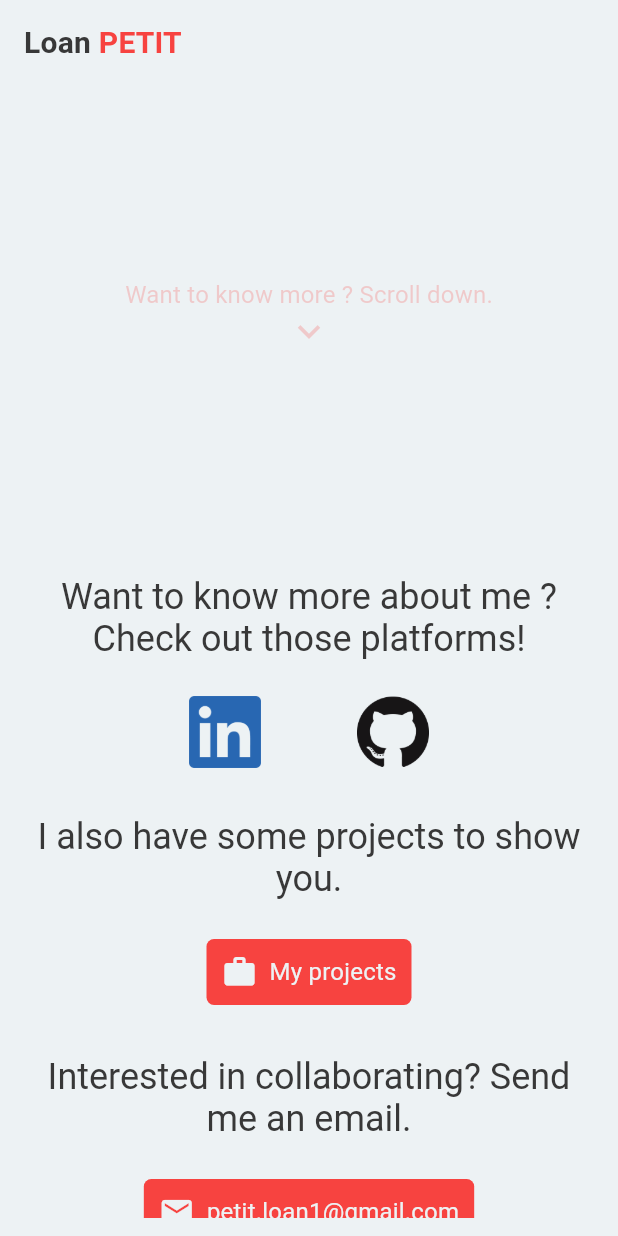
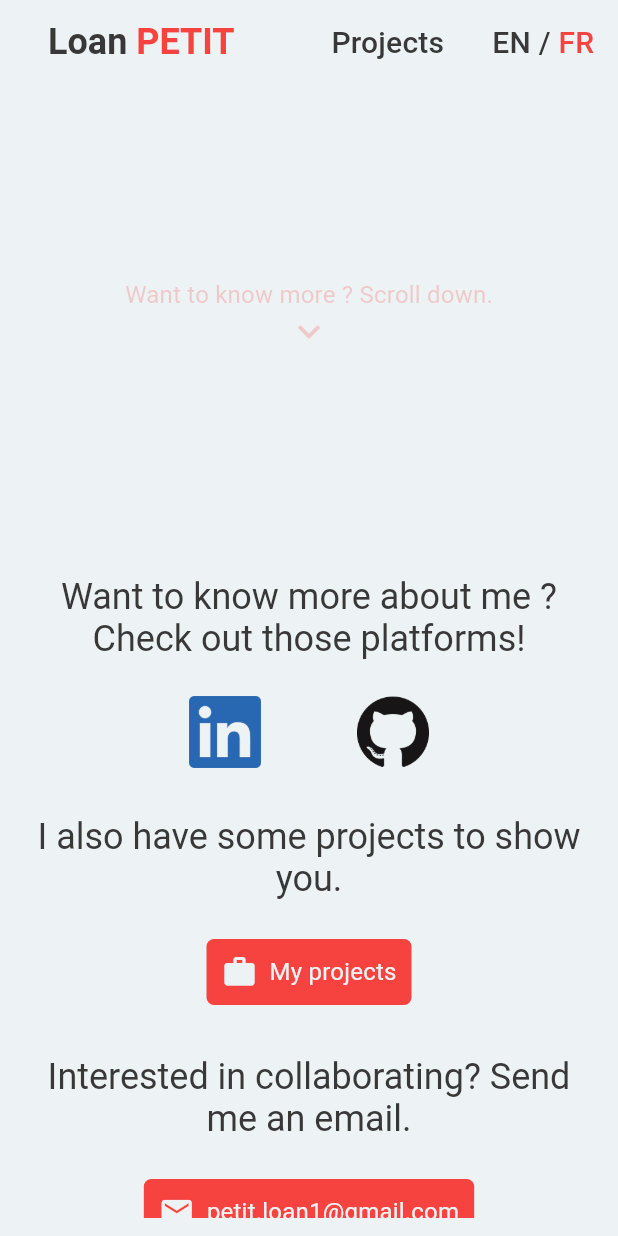
Before and after one commit to loan-petit/flutter_portfolio, a Flutter app: the screen it shows after launch, scrolled down 576 dp, on a phone screen of 412 x 824 dp. Run offline on Flutter 3.47's test engine with Material 2 defaults, Android fonts, the light colour scheme and no system bars.

Commit message:
feature: Project page with the LifeTools project title, headline and preview.

```diff
--- a/flutter/lib/src/router.dart
+++ b/flutter/lib/src/router.dart
@@ -1,6 +1,7 @@
 import 'package:flutter/material.dart';
 
 import 'package:portfolio/src/ui/screens/home.dart';
+import 'package:portfolio/src/ui/screens/projects.dart';
 
 /// Build the appropriate [MaterialPageRoute] on route navigation.
 class Router {
@@ -9,6 +10,12 @@ class Router {
   /// The requested routed is described in [settings].
   Route<dynamic> onGenerateRoute(RouteSettings settings) {
     switch (settings.name) {
+      // Showcase of my projects
+      case '/projects':
+        return MaterialPageRoute(
+          settings: settings,
+          builder: (_) => ProjectsScreen(),
+        );
       // Display the home screen
       case '/index':
       case '/home':
--- a/flutter/lib/src/ui/widgets/shared/page_navigation_button.dart
+++ b/flutter/lib/src/ui/widgets/shared/page_navigation_button.dart
@@ -46,6 +46,7 @@ class _PageNavigationButtonState extends State<PageNavigationButton> {
         : Theme.of(context).textTheme.title;
 
     return FlatButton(
+      hoverColor: Colors.transparent,
       child: Column(
         children: <Widget>[
           if (screenWidth > 400)
--- a/flutter/lib/src/ui/widgets/shared/scaffold.dart
+++ b/flutter/lib/src/ui/widgets/shared/scaffold.dart
@@ -55,21 +55,62 @@ class _AppScaffoldState extends State<AppScaffold> {
           margin: EdgeInsets.only(
             left: screenWidth > 600 ? screenWidth / 8 : 0.0,
           ),
+          child: FlatButton(
+            onPressed: () {
+              Navigator.of(context).pushNamedAndRemoveUntil('/', (_) => false);
+            },
             child: RichText(
               text: TextSpan(
-            style: Theme.of(context).textTheme.title.apply(fontWeightDelta: 2),
+                style: Theme.of(context)
+                    .textTheme
+                    .headline
+                    .apply(fontWeightDelta: 2),
                 children: <TextSpan>[
                   TextSpan(text: 'Loan '),
                   TextSpan(
                     text: 'PETIT',
-                style: Theme.of(context).textTheme.title.apply(
+                    style: Theme.of(context).textTheme.headline.apply(
                         fontWeightDelta: 2,
                         color: Theme.of(context).colorScheme.primary),
                   ),
                 ],
               ),
             ),
+          )),
+      actions: <Widget>[
+        FlatButton(
+          onPressed: () {
+            Navigator.of(context)
+                .pushNamedAndRemoveUntil('/projects', (_) => false);
+          },
+          child: Text(
+            "Projects",
+            style: Theme.of(context).textTheme.title,
           ),
+        ),
+        FlatButton(
+          onPressed: () {},
+          child: RichText(
+            text: TextSpan(
+              style: Theme.of(context).textTheme.title,
+              children: <TextSpan>[
+                TextSpan(
+                  text: 'EN',
+                  style: Theme.of(context).textTheme.title,
+                ),
+                TextSpan(text: ' / '),
+                TextSpan(
+                  text: 'FR',
+                  style: Theme.of(context)
+                      .textTheme
+                      .title
+                      .apply(color: Theme.of(context).colorScheme.primary),
+                ),
+              ],
+            ),
+          ),
+        ),
+      ],
       elevation: 0,
     );
   }
```
Also changed, not shown: flutter/lib/src/ui/screens/projects.dart (added, +25 -0 lines), flutter/lib/src/ui/widgets/projects/lifetools.dart (added, +45 -0 lines). Lines whose indentation alone changed are shown as unchanged.
